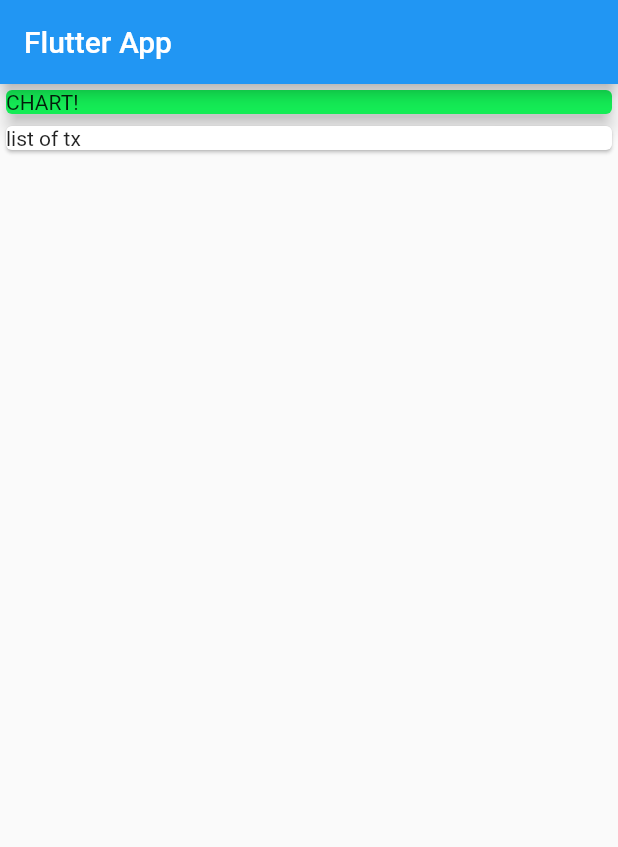
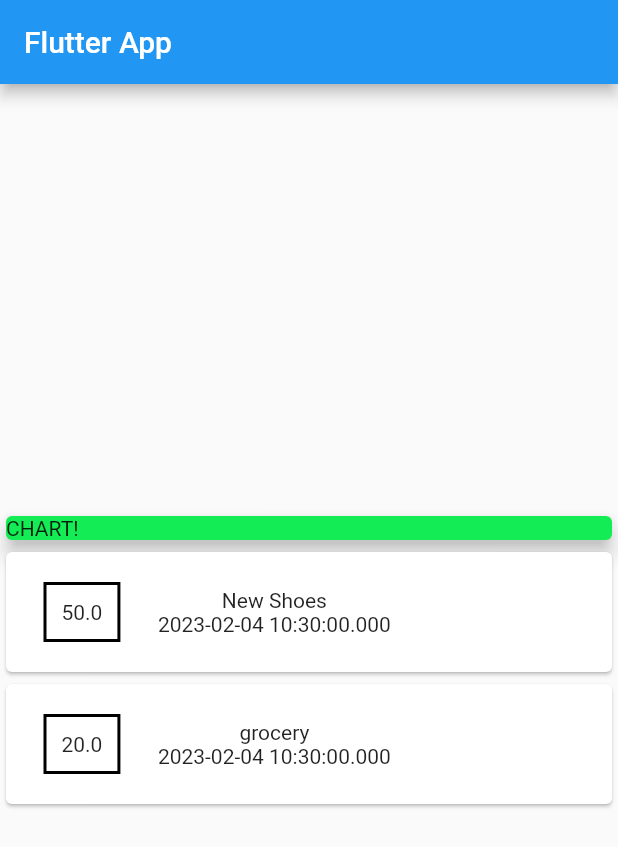
Before and after one commit to Tithi-S/personal_expense_app, a Flutter app: the screen it shows after launch, on a phone screen of 412 x 824 dp. Shown: the top 847 px of the screen. Run offline on Flutter 3.47's test engine with Material 2 defaults, Android fonts, the phone set to English and light mode, and no system bars.

Commit message:
modified list of transaction

```diff
--- a/lib/main.dart
+++ b/lib/main.dart
@@ -1,5 +1,5 @@
 import 'package:flutter/material.dart';
-import 'package:personal_expense_app/transaction.dart';
+import './transaction.dart';
 
 void main() => runApp(MyApp());
 
@@ -14,7 +14,20 @@ class MyApp extends StatelessWidget {
 }
 
 class MyHomePage extends StatelessWidget {
-  final List<Transaction> transactions = [];
+  final List<Transaction> transactions = [
+    Transaction(
+      id: 't1',
+      title: 'New Shoes',
+      amount: 50,
+      date: DateTime.now(),
+    ),
+    Transaction(
+      id: 't2',
+      title: 'grocery',
+      amount: 20,
+      date: DateTime.now(),
+    ),
+  ];
 
   @override
   Widget build(BuildContext context) {
@@ -23,8 +36,8 @@ class MyHomePage extends StatelessWidget {
         title: Text('Flutter App'),
       ),
       body: Column(
-        mainAxisAlignment: MainAxisAlignment.start,
-        crossAxisAlignment: CrossAxisAlignment.stretch,
+        mainAxisAlignment: MainAxisAlignment.center,
+        crossAxisAlignment: CrossAxisAlignment.center,
         children: <Widget>[
           Container(
             width: double.infinity,
@@ -34,9 +47,36 @@ class MyHomePage extends StatelessWidget {
               elevation: 5,
             ),
           ),
-          Card(
-            child: Text('list of tx'),
-          )
+          Column(
+            children: transactions.map((tx) {
+              return Card(
+                child: Row(children: <Widget>[
+                  Container(
+                    margin: EdgeInsets.symmetric(
+                      vertical: 20,
+                      horizontal: 25,
+                    ),
+                    decoration: BoxDecoration(
+                      border: Border.all(
+                        color: Colors.black,
+                        width: 2,
+                      ),
+                    ),
+                    padding: EdgeInsets.all(10),
+                    child: Text(
+                      tx.amount.toString(),
+                    ),
+                  ),
+                  Column(
+                    children: <Widget>[
+                      Text(tx.title),
+                      Text(tx.date.toString()),
+                    ],
+                  ),
+                ]),
+              );
+            }).toList(),
+          ),
         ],
       ),
     );
--- a/lib/transaction.dart
+++ b/lib/transaction.dart
@@ -1,7 +1,14 @@
+import 'package:flutter/foundation.dart';
+
 class Transaction {
   final String id;
   final String title;
   final double amount;
   final DateTime date;
-  Transaction({this.id, this.title, this.amount, this.date});
+  Transaction({
+    @required this.id,
+    @required this.title,
+    @required this.amount,
+    @required this.date,
+  });
 }
```
